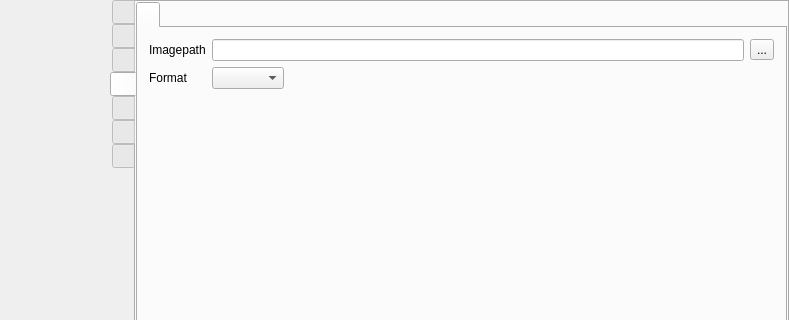
Above: src/formMainWindow.ui from vkohaupt/vokoscreenNG before the change; both pictures show x 0 to 789 and y 0 to 320 of the 789 by 546 pixel window. Below: the same form after it.
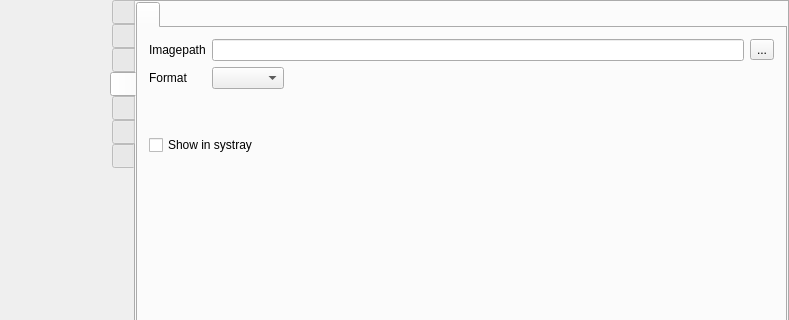
That is the form after the change. The open tabs and pages were chosen to show the change. Icons and pictures are not drawn.

Commit message: Add snapshot-tab

```diff
--- a/src/formMainWindow.ui
+++ b/src/formMainWindow.ui
@@ -3843,13 +3843,6 @@
                 </property>
                </widget>
               </item>
-              <item row="0" column="1">
-               <widget class="QLineEdit" name="lineEditSnapshotImagePath">
-                <property name="readOnly">
-                 <bool>true</bool>
-                </property>
-               </widget>
-              </item>
               <item row="1" column="1">
                <layout class="QHBoxLayout" name="horizontalLayout_44">
                 <item>
@@ -3877,6 +3870,36 @@
                 </property>
                </widget>
               </item>
+              <item row="0" column="1">
+               <widget class="QLineEdit" name="lineEditSnapshotImagePath">
+                <property name="readOnly">
+                 <bool>true</bool>
+                </property>
+               </widget>
+              </item>
+              <item row="3" column="0" colspan="2">
+               <widget class="QCheckBox" name="checkBoxSnapshotShowBallonInSystray">
+                <property name="text">
+                 <string>Show in systray</string>
+                </property>
+               </widget>
+              </item>
+              <item row="2" column="1">
+               <spacer name="verticalSpacer">
+                <property name="orientation">
+                 <enum>Qt::Vertical</enum>
+                </property>
+                <property name="sizeType">
+                 <enum>QSizePolicy::Minimum</enum>
+                </property>
+                <property name="sizeHint" stdset="0">
+                 <size>
+                  <width>20</width>
+                  <height>40</height>
+                 </size>
+                </property>
+               </spacer>
+              </item>
              </layout>
             </item>
             <item>
```
The commit also changes 2 other files.
